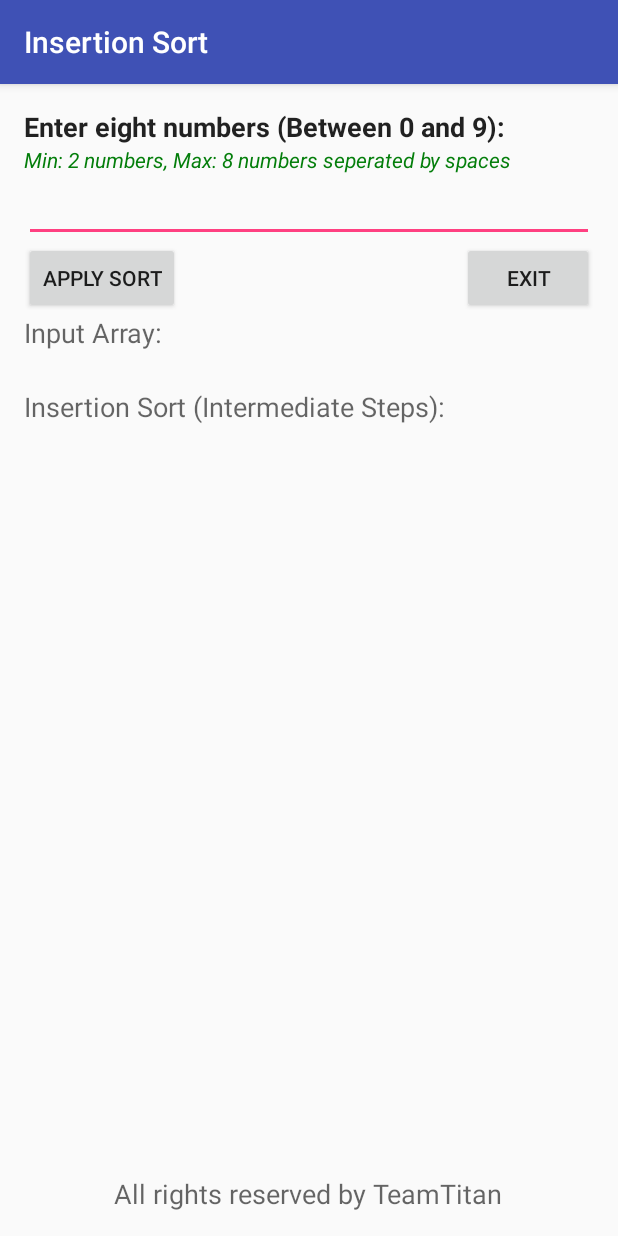
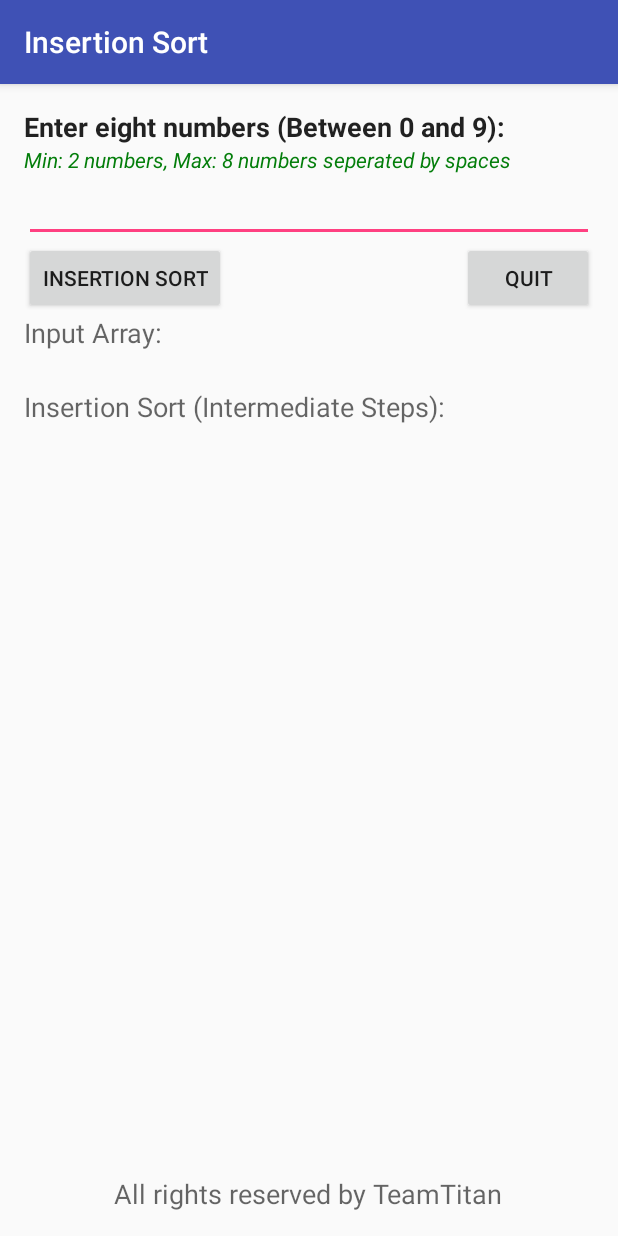
Before and after one commit to ynoorcsu/InsertionSortApp, an Android app: the screen it shows after launch (MainActivity), on a phone screen of 412 x 824 dp. Run offline under Robolectric (Android 15) with nearby library versions, the phone set to English and light mode, and no system bars.

Commit message:
Revert "Rename sort button to use 'Apply Sort'"

```diff
--- a/app/src/main/res/layout/activity_main.xml
+++ b/app/src/main/res/layout/activity_main.xml
@@ -35,7 +35,7 @@
     <Button
         android:layout_width="wrap_content"
         android:layout_height="wrap_content"
-        android:text="Apply Sort"
+        android:text="Insertion Sort"
         android:id="@+id/btnSort"
         android:onClick="cmdInsertionSort"
         android:layout_below="@+id/txtInput"
@@ -99,7 +99,7 @@
     <Button
         android:layout_width="wrap_content"
         android:layout_height="wrap_content"
-        android:text="Exit"
+        android:text="Quit"
         android:id="@+id/btnQuit"
         android:layout_above="@+id/lblInputArray"
         android:layout_alignRight="@+id/txtInput"
```
